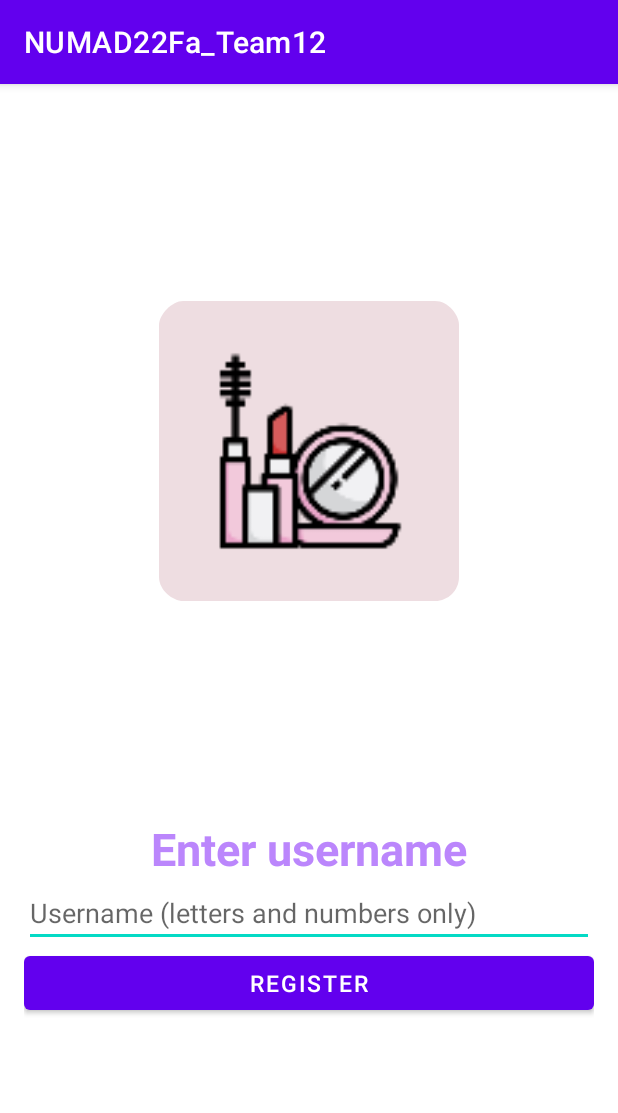
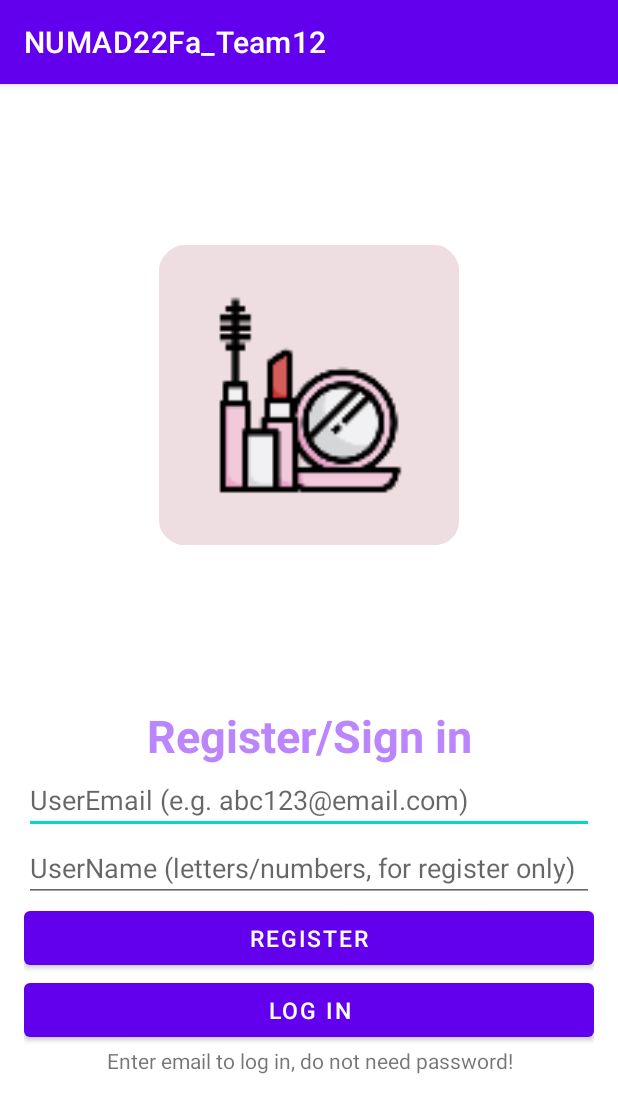
Before and after one commit to ChaiTowKway/NUMAD22Fa_Team12, an Android app: the RegisterActivity screen opened directly, with no data from a screen before it, after a tap on "REGISTER", on a phone screen of 412 x 824 dp. Shown: the top 1113 px of the screen. Run offline under Robolectric (Android 15) with nearby library versions, the phone set to English and light mode, and no system bars; our stand-ins replace Firebase (no records; nobody signed in at launch, a user with empty details on screens opened directly).

Commit message:
Added email authentication

```diff
--- a/app/src/main/java/edu/northeastern/numad22fa_team12/stickItToEm/RegisterActivity.java
+++ b/app/src/main/java/edu/northeastern/numad22fa_team12/stickItToEm/RegisterActivity.java
@@ -1,5 +1,6 @@
 package edu.northeastern.numad22fa_team12.stickItToEm;
 
+import android.content.Intent;
 import android.os.Bundle;
 import android.util.Log;
 import android.view.View;
@@ -10,6 +11,12 @@ import android.widget.Toast;
 import androidx.annotation.NonNull;
 import androidx.appcompat.app.AppCompatActivity;
 
+import com.google.android.gms.tasks.OnCanceledListener;
+import com.google.android.gms.tasks.OnCompleteListener;
+import com.google.android.gms.tasks.OnFailureListener;
+import com.google.android.gms.tasks.Task;
+import com.google.firebase.auth.AuthResult;
+import com.google.firebase.auth.FirebaseAuth;
 import com.google.firebase.database.DataSnapshot;
 import com.google.firebase.database.DatabaseError;
 import com.google.firebase.database.DatabaseReference;
@@ -22,33 +29,39 @@ import edu.northeastern.numad22fa_team12.model.User;
 public class RegisterActivity extends AppCompatActivity {
     private static final String TAG = "registerActivity";
 
-    private EditText userName;
+    private EditText userEmail, userName;
     private FirebaseDatabase database;
     private DatabaseReference myRef;
-    private Button loginBtn;
+    private FirebaseAuth myAuth;
+    private Button registerBtn, signinBtn;
+    private static final String NAME_REGEX = "[a-zA-Z0-9]+",
+            EMAIL_REGEX = "[a-zA-Z0-9._-]+@[a-z]+\\.+[a-z]+", DEFAULT_PW = "1234567";
 
     @Override
     protected void onCreate(Bundle savedInstanceState) {
         super.onCreate(savedInstanceState);
         setContentView(R.layout.activity_register);
+        userEmail = findViewById(R.id.emailTx);
         userName = findViewById(R.id.userNameTx);
-        loginBtn = findViewById(R.id.loginBtn);
+        registerBtn = findViewById(R.id.registerBtn);
+        signinBtn = findViewById(R.id.loginBtn);
         database = FirebaseDatabase.getInstance();
         myRef = database.getReference("users");
+        myAuth = FirebaseAuth.getInstance();
 
         // get the user entered username and check if it already exist in the firebase
-        loginBtn.setOnClickListener(new View.OnClickListener() {
+        registerBtn.setOnClickListener(new View.OnClickListener() {
             @Override
             public void onClick(View view) {
-                String name = userName.getText().toString();
+                String name = userName.getText().toString().trim();
+                String email = userEmail.getText().toString().trim();
 
                 Log.d(TAG, "curname: " + name);
                 Log.d(TAG, (name.length()>0) ? ">0" : "<0");
                 Log.d(TAG, name.matches("[a-zA-Z0-9]+") ? "match" : "not match");
 
-                if(name.length() > 0 && name.matches("[a-zA-Z0-9]+")) {
-                    createUser(name);
-                    finish();
+                if(name.length() > 0 && name.matches(NAME_REGEX) && email.matches(EMAIL_REGEX)) {
+                    createUser(email, name);
                 } else {
                     Toast.makeText(RegisterActivity.this, "Invalid username!",
                             Toast.LENGTH_LONG).show();
@@ -56,9 +69,43 @@ public class RegisterActivity extends AppCompatActivity {
             }
         });
 
+        signinBtn.setOnClickListener(new View.OnClickListener() {
+            @Override
+            public void onClick(View view) {
+                String email = userEmail.getText().toString().trim();
+
+                myAuth.signInWithEmailAndPassword(email, DEFAULT_PW).addOnCompleteListener(new OnCompleteListener<AuthResult>() {
+                    @Override
+                    public void onComplete(@NonNull Task<AuthResult> task) {
+                        if (task.isSuccessful()) {
+                            //sign in successful
+                            startActivity(new Intent(RegisterActivity.this, StickItToEmActivity.class));
+                            finish();
+                        } else {
+                            // something went wrong
+                            Toast.makeText(RegisterActivity.this, "Something went wrong, try again!",
+                                    Toast.LENGTH_LONG).show();
+                        }
+                    }
+                }).addOnFailureListener(new OnFailureListener() {
+                    @Override
+                    public void onFailure(@NonNull Exception e) {
+                        // failed
+                        Toast.makeText(RegisterActivity.this, "Error: " + e.getLocalizedMessage(),
+                                Toast.LENGTH_LONG).show();
+                    }
+                }).addOnCanceledListener(new OnCanceledListener() {
+                    @Override
+                    public void onCanceled() {
+                        Toast.makeText(RegisterActivity.this, "Canceled, try again!",
+                                Toast.LENGTH_LONG).show();
+                    }
+                });
+            }
+        });
     }
 
-    private void createUser(String name) {
+    private void createUser(String email, String name) {
         myRef.child(name).addListenerForSingleValueEvent(new ValueEventListener() {
             @Override
             public void onDataChange(@NonNull DataSnapshot snapshot) {
@@ -68,10 +115,37 @@ public class RegisterActivity extends AppCompatActivity {
                     Toast.makeText(RegisterActivity.this, "Username already exist!",
                             Toast.LENGTH_LONG).show();
                 } else {
-                    User newUser = new User(name);
+                    User newUser = new User(email, name);
                     myRef.child(name).setValue(newUser);
                     Toast.makeText(RegisterActivity.this, "User created!",
                             Toast.LENGTH_LONG).show();
+                    myAuth.createUserWithEmailAndPassword(email,DEFAULT_PW).addOnCompleteListener(new OnCompleteListener<AuthResult>() {
+                        @Override
+                        public void onComplete(@NonNull Task<AuthResult> task) {
+                            if(task.isSuccessful()) {
+                                // user created
+                                startActivity(new Intent(RegisterActivity.this, StickItToEmActivity.class));
+                                finish();
+                            } else {
+                                // something went wrong
+                                Toast.makeText(RegisterActivity.this, "Something went wrong, try again!",
+                                        Toast.LENGTH_LONG).show();
+                            }
+                        }
+                    }).addOnFailureListener(new OnFailureListener() {
+                        @Override
+                        public void onFailure(@NonNull Exception e) {
+                            // failed
+                            Toast.makeText(RegisterActivity.this, "Error: " + e.getLocalizedMessage(),
+                                    Toast.LENGTH_LONG).show();
+                        }
+                    }).addOnCanceledListener(new OnCanceledListener() {
+                        @Override
+                        public void onCanceled() {
+                            Toast.makeText(RegisterActivity.this, "Canceled, try again!",
+                                    Toast.LENGTH_LONG).show();
+                        }
+                    });
                 }
             }
 
--- a/app/src/main/res/layout/activity_register.xml
+++ b/app/src/main/res/layout/activity_register.xml
@@ -31,7 +31,7 @@
             android:layout_width="match_parent"
             android:layout_height="wrap_content"
             android:gravity="center"
-            android:text="Enter username"
+            android:text="Register/Sign in"
             android:textColor="@color/purple_200"
             android:textSize="30dp"
             android:textStyle="bold" />
@@ -39,15 +39,32 @@
         <EditText
             android:layout_width="match_parent"
             android:layout_height="wrap_content"
+            android:id="@+id/emailTx"
+            android:hint="UserEmail (e.g. abc123@email.com)" />
+
+        <EditText
+            android:layout_width="match_parent"
+            android:layout_height="wrap_content"
             android:id="@+id/userNameTx"
-            android:hint="Username (letters and numbers only)" />
+            android:hint="UserName (letters/numbers, for register only)" />
 
+        <Button
+            android:layout_width="match_parent"
+            android:layout_height="wrap_content"
+            android:id="@+id/registerBtn"
+            android:textSize="15sp"
+            android:text="Register" />
         <Button
             android:layout_width="match_parent"
             android:layout_height="wrap_content"
             android:id="@+id/loginBtn"
             android:textSize="15sp"
-            android:text="Register" />
+            android:text="log in" />
+        <TextView
+            android:layout_width="match_parent"
+            android:layout_height="wrap_content"
+            android:gravity="center"
+            android:text="Enter email to log in, do not need password!"/>
     </LinearLayout>
 
 
```
Also changed, not shown: app/src/main/java/edu/northeastern/numad22fa_team12/model/User.java (+6 -1 lines).
